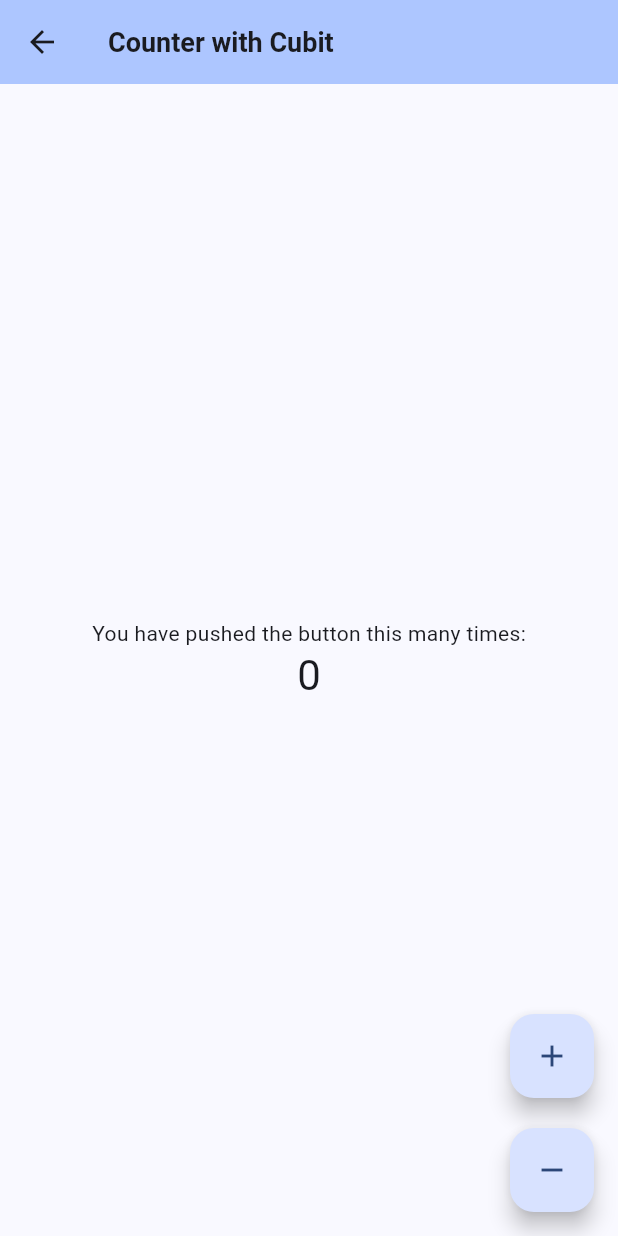
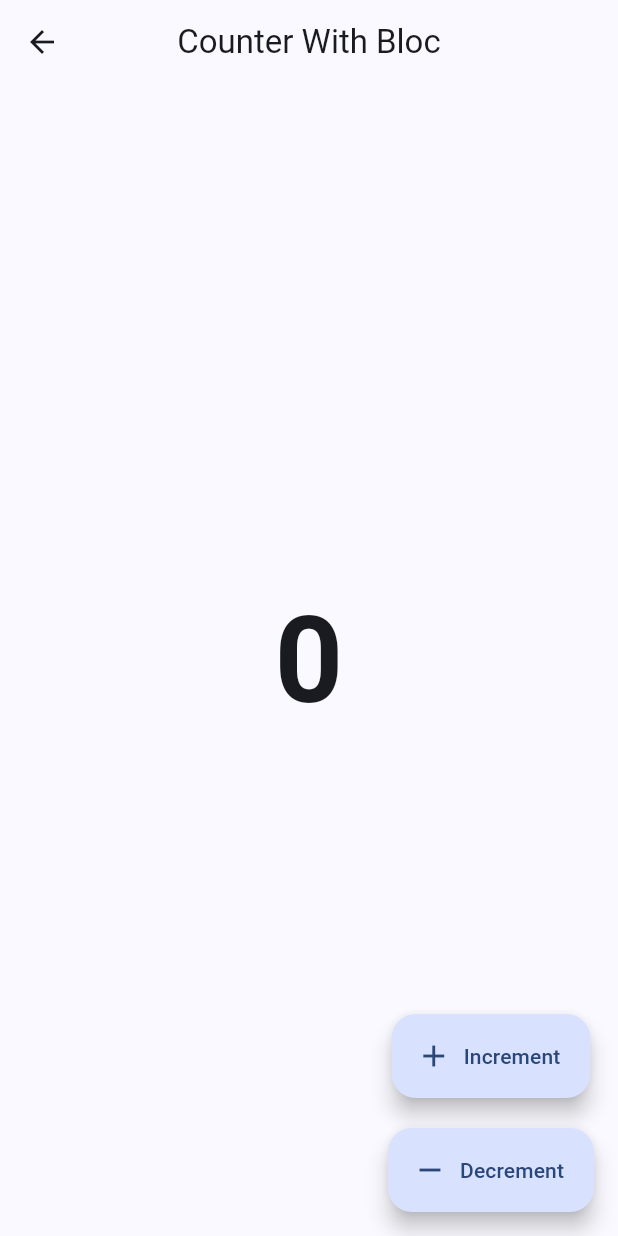
Before and after one commit to Brughth/Formation-Flutter-LH-23, a Flutter app: the screen it shows after launch, after a tap on "Counter app with bloc", on a phone screen of 412 x 824 dp. Run offline on Flutter 3.47's test engine with Material 3 defaults, Android fonts, the light colour scheme and no system bars; our stand-ins replace bloc, cached_network_image, dio, flutter_bloc, get_it; network calls fail.

Commit message:
flutter_bloc, get_it, image

```diff
--- a/lib/application_screen.dart
+++ b/lib/application_screen.dart
@@ -1,7 +1,10 @@
 import 'package:flutter/material.dart';
 import 'package:flutter/widgets.dart';
 import 'package:formation_lh_23/counter_whitout_bloc/counter_screen.dart';
+import 'package:formation_lh_23/counter_with_bloc/presentation/counter_bloc_screen.dart';
 import 'package:formation_lh_23/counter_with_cubit/presentation/counter_cubic_screen.dart';
+import 'package:formation_lh_23/galery/presentation/gallery_screen.dart';
+import 'package:formation_lh_23/posts_app_wiht_bloc/presentation/post_screen.dart';
 
 class ApplicationScreen extends StatefulWidget {
   const ApplicationScreen({super.key});
@@ -40,7 +43,7 @@ class _ApplicationScreenState extends State<ApplicationScreen> {
           ),
           const Divider(),
           ListTile(
-            title: const Text("Counter app with bloc"),
+            title: const Text("Counter app with cubic"),
             onTap: () {
               Navigator.of(context).push(
                 MaterialPageRoute(
@@ -51,7 +54,45 @@ class _ApplicationScreenState extends State<ApplicationScreen> {
               );
             },
           ),
-          const Divider()
+          const Divider(),
+          ListTile(
+            title: const Text("Counter app with bloc"),
+            onTap: () {
+              Navigator.of(context).push(
+                MaterialPageRoute(
+                  builder: (context) {
+                    return const CounterBlocScreen();
+                  },
+                ),
+              );
+            },
+          ),
+          const Divider(),
+          ListTile(
+            title: const Text("Post app with bloc"),
+            onTap: () {
+              Navigator.of(context).push(
+                MaterialPageRoute(
+                  builder: (context) {
+                    return const PostScreen();
+                  },
+                ),
+              );
+            },
+          ),
+          const Divider(),
+          ListTile(
+            title: const Text("Gallery App"),
+            onTap: () {
+              Navigator.of(context).push(
+                MaterialPageRoute(
+                  builder: (context) {
+                    return const GalleryScreen();
+                  },
+                ),
+              );
+            },
+          ),
         ],
       ),
     );
--- /dev/null
+++ b/lib/counter_with_bloc/logic/bloc/counter_bloc.dart
@@ -0,0 +1,20 @@
+import 'package:bloc/bloc.dart';
+import 'package:meta/meta.dart';
+
+part 'counter_event.dart';
+part 'counter_state.dart';
+
+class CounterBloc extends Bloc<CounterEvent, CounterState2> {
+  CounterBloc()
+      : super(
+          const CounterState2(counter: 0),
+        ) {
+    on<IncrementCounterEvent>((event, emit) {
+      emit(CounterState2(counter: state.counter + 1));
+    });
+
+    on<DecrementCounterEvent>((event, emit) {
+      emit(CounterState2(counter: state.counter - 1));
+    });
+  }
+}
--- /dev/null
+++ b/lib/counter_with_bloc/logic/bloc/counter_event.dart
@@ -0,0 +1,8 @@
+part of 'counter_bloc.dart';
+
+@immutable
+sealed class CounterEvent {}
+
+class IncrementCounterEvent extends CounterEvent {}
+
+class DecrementCounterEvent extends CounterEvent {}
--- /dev/null
+++ b/lib/counter_with_bloc/logic/bloc/counter_state.dart
@@ -0,0 +1,10 @@
+part of 'counter_bloc.dart';
+
+@immutable
+class CounterState2 {
+  final int counter;
+
+  const CounterState2({
+    required this.counter,
+  });
+}
--- /dev/null
+++ b/lib/counter_with_bloc/presentation/counter_bloc_screen.dart
@@ -0,0 +1,61 @@
+import 'package:flutter/material.dart';
+import 'package:flutter_bloc/flutter_bloc.dart';
+import 'package:formation_lh_23/counter_with_bloc/logic/bloc/counter_bloc.dart';
+
+class CounterBlocScreen extends StatelessWidget {
+  const CounterBlocScreen({super.key});
+
+  @override
+  Widget build(BuildContext context) {
+    return Scaffold(
+      appBar: AppBar(
+        centerTitle: true,
+        title: const Text("Counter With Bloc"),
+      ),
+      body: Center(
+        child: BlocConsumer<CounterBloc, CounterState2>(
+          listener: (context, state) {
+            if (state.counter == 10) {
+              ScaffoldMessenger.of(context).showSnackBar(
+                const SnackBar(
+                  content: Text("Bravo le counter est a 10"),
+                ),
+              );
+            }
+          },
+          builder: (context, counterState) {
+            return Text(
+              counterState.counter.toString(),
+              style: const TextStyle(
+                fontSize: 80,
+                fontWeight: FontWeight.bold,
+              ),
+            );
+          },
+        ),
+      ),
+      floatingActionButton: Column(
+        mainAxisSize: MainAxisSize.min,
+        children: [
+          FloatingActionButton.extended(
+            heroTag: "bloc_increment",
+            onPressed: () {
+              context.read<CounterBloc>().add(IncrementCounterEvent());
+            },
+            label: const Text("Increment"),
+            icon: const Icon(Icons.add),
+          ),
+          const SizedBox(height: 20),
+          FloatingActionButton.extended(
+            heroTag: "bloc_decrement",
+            onPressed: () {
+              context.read<CounterBloc>().add(DecrementCounterEvent());
+            },
+            label: const Text("Decrement"),
+            icon: const Icon(Icons.remove),
+          ),
+        ],
+      ),
+    );
+  }
+}
--- a/lib/counter_with_cubit/logic/cubit/counter_cubit.dart
+++ b/lib/counter_with_cubit/logic/cubit/counter_cubit.dart
@@ -1,4 +1,6 @@
 import 'package:bloc/bloc.dart';
+import 'package:formation_lh_23/counter_with_bloc/logic/bloc/counter_bloc.dart';
+import 'package:formation_lh_23/services_locator.dart';
 import 'package:meta/meta.dart';
 
 part 'counter_state.dart';
@@ -19,6 +21,7 @@ class CounterCubit extends Cubit<CounterState> {
         counter: value,
       ),
     );
+    getIt.get<CounterBloc>().add(IncrementCounterEvent());
   }
 
   void decrement() {
--- a/lib/counter_with_cubit/presentation/counter_cubic_screen.dart
+++ b/lib/counter_with_cubit/presentation/counter_cubic_screen.dart
@@ -54,6 +54,8 @@ class CounterCubicScreen extends StatelessWidget {
             heroTag: "Increment",
             onPressed: () {
               context.read<CounterCubit>().increment();
+              // context.read<CounterBloc>().add(IncrementCounterEvent());
+              // getIt.get<CounterBloc>().add(IncrementCounterEvent());
             },
             tooltip: 'Increment',
             child: const Icon(Icons.add),
--- /dev/null
+++ b/lib/galery/data/galery_repository.dart
@@ -0,0 +1,17 @@
+import 'package:dio/dio.dart';
+
+class GalleryRepository {
+  final Dio dio;
+  GalleryRepository({
+    required this.dio,
+  });
+
+  Future<List<String>> getImages() async {
+    Response response = await dio.get("/shibes?count=30");
+    var images = <String>[];
+    for (var image in response.data) {
+      images.add(image);
+    }
+    return images;
+  }
+}
--- /dev/null
+++ b/lib/galery/logic/cubit/galery_cubit.dart
@@ -0,0 +1,48 @@
+import 'package:bloc/bloc.dart';
+import 'package:formation_lh_23/galery/data/galery_repository.dart';
+import 'package:meta/meta.dart';
+
+part 'galery_state.dart';
+
+class GalleryCubit extends Cubit<GalleryState> {
+  final GalleryRepository repository;
+  GalleryCubit({
+    required this.repository,
+  }) : super(GalleryState(
+          images: [],
+        ));
+
+  void getImages() async {
+    emit(
+      state.copyWith(
+        isLoadingImages: true,
+        errorLoadingImages: false,
+        successLoadingImages: false,
+        message: null,
+      ),
+    );
+
+    try {
+      var images = await repository.getImages();
+      emit(
+        state.copyWith(
+          images: images,
+          isLoadingImages: false,
+          successLoadingImages: true,
+          errorLoadingImages: false,
+          message: null,
+        ),
+      );
+    } catch (e) {
+      print(e);
+      emit(
+        state.copyWith(
+          isLoadingImages: false,
+          successLoadingImages: false,
+          errorLoadingImages: true,
+          message: e.toString(),
+        ),
+      );
+    }
+  }
+}
--- a/lib/main.dart
+++ b/lib/main.dart
@@ -1,9 +1,13 @@
 import 'package:flutter/material.dart';
 import 'package:flutter_bloc/flutter_bloc.dart';
 import 'package:formation_lh_23/application_screen.dart';
+import 'package:formation_lh_23/counter_with_bloc/logic/bloc/counter_bloc.dart';
 import 'package:formation_lh_23/counter_with_cubit/logic/cubit/counter_cubit.dart';
+import 'package:formation_lh_23/posts_app_wiht_bloc/logic/bloc/post_bloc.dart';
+import 'package:formation_lh_23/services_locator.dart';
 
 void main() {
+  setupLocator();
   runApp(const MyApp());
 }
 
@@ -13,8 +17,16 @@ class MyApp extends StatelessWidget {
   // This widget is the root of your application.
   @override
   Widget build(BuildContext context) {
-    return BlocProvider(
-      create: (context) => CounterCubit(),
+    return MultiBlocProvider(
+      providers: [
+        BlocProvider<CounterCubit>(
+            create: (context) => getIt.get<CounterCubit>()),
+        BlocProvider<CounterBloc>(
+            create: (context) => getIt.get<CounterBloc>()),
+        BlocProvider<PostBloc>(
+          create: (context) => getIt.get<PostBloc>(),
+        ),
+      ],
       child: MaterialApp(
         title: 'Flutter Demo',
         theme: ThemeData(
--- /dev/null
+++ b/lib/posts_app_wiht_bloc/data/post_repository.dart
@@ -0,0 +1,25 @@
+import 'package:dio/dio.dart';
+
+import 'post_models.dart';
+
+class PostRepository {
+  final Dio dio;
+  PostRepository({
+    required this.dio,
+  });
+
+  Future<List<PostModel>> getPosts() async {
+    Response response = await dio.get(
+      "/posts",
+    );
+    var data = response.data;
+
+    List<PostModel> posts = [];
+
+    for (var item in data) {
+      posts.add(PostModel.fromJson(item));
+    }
+
+    return posts;
+  }
+}
--- /dev/null
+++ b/lib/posts_app_wiht_bloc/logic/bloc/post_bloc.dart
@@ -0,0 +1,29 @@
+import 'package:bloc/bloc.dart';
+import 'package:formation_lh_23/posts_app_wiht_bloc/data/post_models.dart';
+import 'package:formation_lh_23/posts_app_wiht_bloc/data/post_repository.dart';
+import 'package:meta/meta.dart';
+
+part 'post_event.dart';
+part 'post_state.dart';
+
+class PostBloc extends Bloc<PostEvent, PostState> {
+  final PostRepository repository;
+  PostBloc({required this.repository}) : super(PostInitialSate()) {
+    on<LoadPostsEvent>((event, emit) async {
+      emit(PostLoadingState());
+
+      try {
+        var posts = await repository.getPosts();
+        emit(
+          PostSuccessLoadingState(posts: posts),
+        );
+      } catch (e) {
+        emit(
+          PostFailureLoadingState(
+            message: e.toString(),
+          ),
+        );
+      }
+    });
+  }
+}
--- /dev/null
+++ b/lib/posts_app_wiht_bloc/logic/bloc/post_event.dart
@@ -0,0 +1,6 @@
+part of 'post_bloc.dart';
+
+@immutable
+sealed class PostEvent {}
+
+final class LoadPostsEvent extends PostEvent {}
--- /dev/null
+++ b/lib/posts_app_wiht_bloc/logic/bloc/post_state.dart
@@ -0,0 +1,24 @@
+part of 'post_bloc.dart';
+
+@immutable
+sealed class PostState {}
+
+final class PostInitialSate extends PostState {}
+
+final class PostLoadingState extends PostState {}
+
+final class PostSuccessLoadingState extends PostState {
+  final List<PostModel> posts;
+
+  PostSuccessLoadingState({
+    required this.posts,
+  });
+}
+
+final class PostFailureLoadingState extends PostState {
+  final String message;
+
+  PostFailureLoadingState({
+    required this.message,
+  });
+}
--- /dev/null
+++ b/lib/services_locator.dart
@@ -0,0 +1,62 @@
+import 'package:dio/dio.dart';
+import 'package:formation_lh_23/counter_with_bloc/logic/bloc/counter_bloc.dart';
+import 'package:formation_lh_23/counter_with_cubit/logic/cubit/counter_cubit.dart';
+import 'package:formation_lh_23/galery/data/galery_repository.dart';
+import 'package:formation_lh_23/galery/logic/cubit/galery_cubit.dart';
+import 'package:formation_lh_23/posts_app_wiht_bloc/data/post_repository.dart';
+import 'package:formation_lh_23/posts_app_wiht_bloc/logic/bloc/post_bloc.dart';
+import 'package:get_it/get_it.dart';
+
+final getIt = GetIt.instance;
+
+void setupLocator() {
+  getIt.registerSingleton<Dio>(
+    Dio(
+      BaseOptions(
+        baseUrl: "https://jsonplaceholder.typicode.com",
+      ),
+    ),
+    instanceName: "appDio",
+  );
+
+  getIt.registerSingleton<Dio>(
+    Dio(
+      BaseOptions(
+        baseUrl: "https://shibe.online/api",
+      ),
+    ),
+    instanceName: "dioGalery",
+  );
+
+  getIt.registerSingleton<GalleryRepository>(
+    GalleryRepository(
+      dio: getIt.get<Dio>(instanceName: "dioGalery"),
+    ),
+  );
+
+  getIt.registerSingleton<GalleryCubit>(
+    GalleryCubit(
+      repository: getIt.get<GalleryRepository>(),
+    )..getImages(),
+  );
+
+  getIt.registerSingleton<PostRepository>(
+    PostRepository(
+      dio: getIt.get<Dio>(instanceName: "appDio"),
+    ),
+  );
+
+  getIt.registerSingleton<PostBloc>(
+    PostBloc(
+      repository: getIt.get<PostRepository>(),
+    )..add(LoadPostsEvent()),
+  );
+
+  getIt.registerSingleton<CounterBloc>(
+    CounterBloc(),
+  );
+
+  getIt.registerSingleton<CounterCubit>(
+    CounterCubit(),
+  );
+}
```
Also changed, not shown: lib/galery/logic/cubit/galery_state.dart (added, +35 -0 lines), lib/galery/presentation/gallery_screen.dart (added, +72 -0 lines), lib/posts_app_wiht_bloc/data/post_models.dart (added, +36 -0 lines), lib/posts_app_wiht_bloc/presentation/post_screen.dart (added, +120 -0 lines), pubspec.yaml (+5 -17 lines), pubspec.lock, 1 other file.
